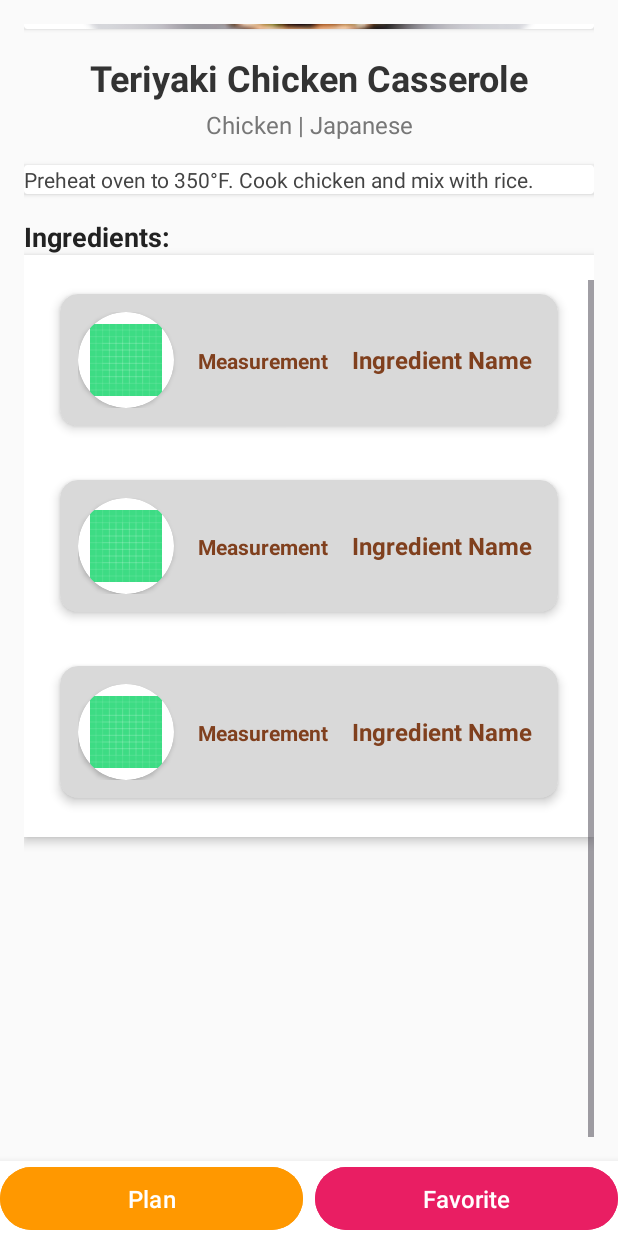
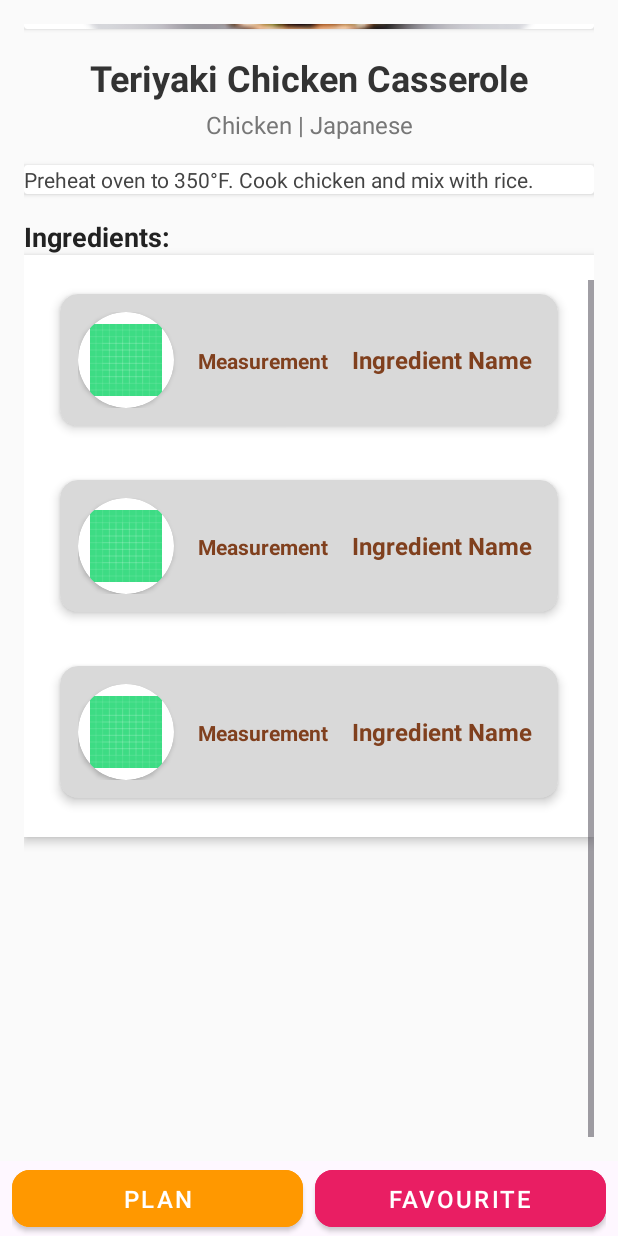
Before and after one commit to Alikotb/Yumlyst, an Android app: the layout fragment_details.xml on its own in the app's theme, with its tools: preview values and no code run, scrolled down 246 dp, on a phone screen of 412 x 824 dp. Run offline under Robolectric (Android 15) with nearby library versions, the phone set to English and light mode, and no system bars.

Commit message:
improve ui

```diff
--- a/app/src/main/java/com/example/yumlyst/ui/adapters/CategoryAdapter.java
+++ b/app/src/main/java/com/example/yumlyst/ui/adapters/CategoryAdapter.java
@@ -31,7 +31,7 @@ public class CategoryAdapter extends RecyclerView.Adapter<CategoryAdapter.ViewHo
     @NonNull
     @Override
     public ViewHolder onCreateViewHolder(@NonNull ViewGroup parent, int viewType) {
-        View view = LayoutInflater.from(parent.getContext()).inflate(R.layout.category_card, parent, false);
+        View view = LayoutInflater.from(parent.getContext()).inflate(R.layout.ingradient_card, parent, false);
         ViewHolder holder = new ViewHolder(view);
         return holder;
 
@@ -73,8 +73,8 @@ public class CategoryAdapter extends RecyclerView.Adapter<CategoryAdapter.ViewHo
         }
 
         private void findById(@NonNull View itemView) {
-            imageView = itemView.findViewById(R.id.ingredient_img);
-            textView = itemView.findViewById(R.id.category_name);
+            imageView = itemView.findViewById(R.id.categoryImg);
+            textView = itemView.findViewById(R.id.categoryName);
         }
 
     }
--- a/app/src/main/java/com/example/yumlyst/ui/adapters/ImgradientAdapter.java
+++ b/app/src/main/java/com/example/yumlyst/ui/adapters/ImgradientAdapter.java
@@ -34,7 +34,7 @@ public class ImgradientAdapter extends RecyclerView.Adapter<ImgradientAdapter.Vi
     @NonNull
     @Override
     public ViewHolder onCreateViewHolder(@NonNull ViewGroup parent, int viewType) {
-        View view = LayoutInflater.from(parent.getContext()).inflate(R.layout.ingradient_card, parent, false);
+        View view = LayoutInflater.from(parent.getContext()).inflate(R.layout.category_card, parent, false);
         ViewHolder holder = new ViewHolder(view);
         return holder;
 
@@ -82,7 +82,7 @@ public class ImgradientAdapter extends RecyclerView.Adapter<ImgradientAdapter.Vi
 
         private void findById(@NonNull View itemView) {
             imageView = itemView.findViewById(R.id.ingredient_img);
-            textView = itemView.findViewById(R.id.ingredient_name);
+            textView = itemView.findViewById(R.id.category_name);
             cardView = itemView.findViewById(R.id.ingredient_image_card);
         }
 
--- a/app/src/main/java/com/example/yumlyst/ui/search/view/ISearchView.java
+++ b/app/src/main/java/com/example/yumlyst/ui/search/view/ISearchView.java
@@ -13,5 +13,6 @@ public interface ISearchView {
     void showMealsByArea(List<MealDTO> meals);
     void showMealsByIngredient(List<MealDTO> meals);
     void navigateToMealDetails(String id);
+    void navigateHome();
 
 }
--- a/app/src/main/res/drawable/color2.xml
+++ b/app/src/main/res/drawable/color2.xml
@@ -1,7 +1,7 @@
 <?xml version="1.0" encoding="utf-8"?>
 <selector xmlns:android="http://schemas.android.com/apk/res/android">
     <item>
-        <shape android:shape="rectangle">
+        <shape android:shape="oval">
             <gradient
                 android:angle="45"
                 android:startColor="#D4A5E6 "
--- a/app/src/main/res/drawable/color3.xml
+++ b/app/src/main/res/drawable/color3.xml
@@ -1,7 +1,7 @@
 <?xml version="1.0" encoding="utf-8"?>
 <selector xmlns:android="http://schemas.android.com/apk/res/android">
     <item>
-        <shape android:shape="rectangle">
+        <shape android:shape="oval">
             <gradient
                 android:angle="45"
                 android:startColor="#FF9A8B"
--- a/app/src/main/res/drawable/color4.xml
+++ b/app/src/main/res/drawable/color4.xml
@@ -1,7 +1,7 @@
 <?xml version="1.0" encoding="utf-8"?>
 <selector xmlns:android="http://schemas.android.com/apk/res/android">
     <item>
-        <shape android:shape="rectangle">
+        <shape android:shape="oval">
             <gradient
                 android:angle="45"
                 android:startColor="#A7E7D0"
--- a/app/src/main/res/layout/category_card.xml
+++ b/app/src/main/res/layout/category_card.xml
@@ -7,6 +7,7 @@
     android:layout_marginStart="4dp"
     android:layout_marginEnd="4dp"
     android:layout_marginBottom="4dp"
+    android:padding="16dp"
     app:cardUseCompatPadding="true">
 
 
@@ -14,7 +15,7 @@
     <androidx.cardview.widget.CardView
         android:id="@+id/ingredient_image_card"
         android:layout_width="0dp"
-        android:layout_height="127dp"
+        android:layout_height="100dp"
         android:backgroundTint="@color/app_color"
         android:elevation="16dp"
         app:cardCornerRadius="100dp"
--- a/app/src/main/res/layout/fragment_details.xml
+++ b/app/src/main/res/layout/fragment_details.xml
@@ -26,17 +26,17 @@
                 android:id="@+id/btnImage"
                 android:layout_width="64dp"
                 android:layout_height="64dp"
-                android:layout_marginStart="24dp"
+                android:layout_marginStart="16dp"
                 android:layout_marginTop="16dp"
                 android:background="?attr/selectableItemBackground"
                 android:clickable="true"
-                android:contentDescription="Image Button"
+                android:contentDescription="@string/go_back"
                 android:elevation="12dp"
                 android:focusable="true"
                 android:padding="8dp"
 
                 android:scaleType="centerInside"
-                android:src="@drawable/baseline_arrow_back_ios_24"
+                android:src="@drawable/previous"
                 app:layout_constraintStart_toStartOf="parent"
                 app:layout_constraintTop_toTopOf="parent" />
             <!-- Meal Image -->
@@ -141,9 +141,9 @@
                 android:id="@+id/mealVideoWebView"
                 android:layout_width="0dp"
                 android:layout_height="200dp"
+                app:layout_constraintEnd_toEndOf="parent"
+                app:layout_constraintStart_toStartOf="parent"
                 app:layout_constraintTop_toBottomOf="@+id/ingredientsRecyclerView"
-                app:layout_constraintStart_toStartOf="parent"
-                app:layout_constraintEnd_toEndOf="parent"
 
                 />
 
@@ -155,7 +155,9 @@
         android:id="@+id/bottomButtonsLayout"
         android:layout_width="match_parent"
         android:layout_height="wrap_content"
-        android:background="#FFFFFF"
+        android:layout_marginStart="8dp"
+        android:layout_marginEnd="8dp"
+        android:background="#00FFFFFF"
         android:elevation="8dp"
         android:gravity="center"
         android:orientation="horizontal"
@@ -163,28 +165,33 @@
         app:layout_constraintEnd_toEndOf="parent"
         app:layout_constraintStart_toStartOf="parent">
 
-        <Button
+        <com.google.android.material.button.MaterialButton
             android:id="@+id/btnPlan"
+
+            style="@style/Widget.MaterialComponents.Button"
             android:layout_width="0dp"
             android:layout_height="50dp"
             android:layout_marginEnd="8dp"
             android:layout_weight="1"
             android:backgroundTint="#FF9800"
             android:elevation="4dp"
-            android:text="Plan"
-            android:textColor="#FFF"
-            android:textSize="16sp" />
+            android:text="@string/plan"
+            android:textColor="@color/white"
+            android:textSize="16sp"
+            app:cornerRadius="12dp" />
 
-        <Button
+        <com.google.android.material.button.MaterialButton
             android:id="@+id/btnFavorite"
+            style="@style/Widget.MaterialComponents.Button"
             android:layout_width="0dp"
             android:layout_height="50dp"
             android:layout_weight="1"
             android:backgroundTint="#E91E63"
             android:elevation="4dp"
-            android:text="Favorite"
-            android:textColor="#FFF"
-            android:textSize="16sp" />
+            android:text="@string/favourite"
+            android:textColor="@color/white"
+            android:textSize="16sp"
+            app:cornerRadius="12dp" />
     </LinearLayout>
 
 </androidx.constraintlayout.widget.ConstraintLayout>
--- a/app/src/main/res/navigation/nav_graph.xml
+++ b/app/src/main/res/navigation/nav_graph.xml
@@ -100,5 +100,8 @@
         <action
             android:id="@+id/action_searchFrag_to_detailsFrag"
             app:destination="@id/detailsFrag" />
+        <action
+            android:id="@+id/action_searchFrag_to_home2"
+            app:destination="@id/home2" />
     </fragment>
 </navigation>
--- a/app/src/main/res/values/colors.xml
+++ b/app/src/main/res/values/colors.xml
@@ -70,4 +70,5 @@
     <color name="Dark_Gray">#3C3C3C</color>
     <color name="Ligt_blue">#80BFFF</color>
     <color name="soft_white">#80FFFFFF</color>
+    <color name="removeColor">#182F3964</color>
 </resources>
--- a/app/src/main/res/values/strings.xml
+++ b/app/src/main/res/values/strings.xml
@@ -41,4 +41,5 @@
     <string name="dealymealcategory">DealyMealCategory</string>
     <string name="profile">Profile</string>
     <string name="ingredeint">Ingredeint</string>
+    <string name="remove">Remove</string>
 </resources>
```
Also changed, not shown: app/src/main/java/com/example/yumlyst/ui/adapters/SearchAdapter.java (+6 -10 lines), app/src/main/java/com/example/yumlyst/ui/homescrean/view/Home.java (+37 -11 lines), app/src/main/java/com/example/yumlyst/ui/search/view/SearchFrag.java (+13 -0 lines), app/src/main/res/layout/fragment_search.xml (+12 -5 lines), app/src/main/res/layout/ingradient_card.xml (+45 -35 lines), app/src/main/res/layout/room_card.xml (+32 -12 lines), app/src/main/res/drawable/previous.png (added).
